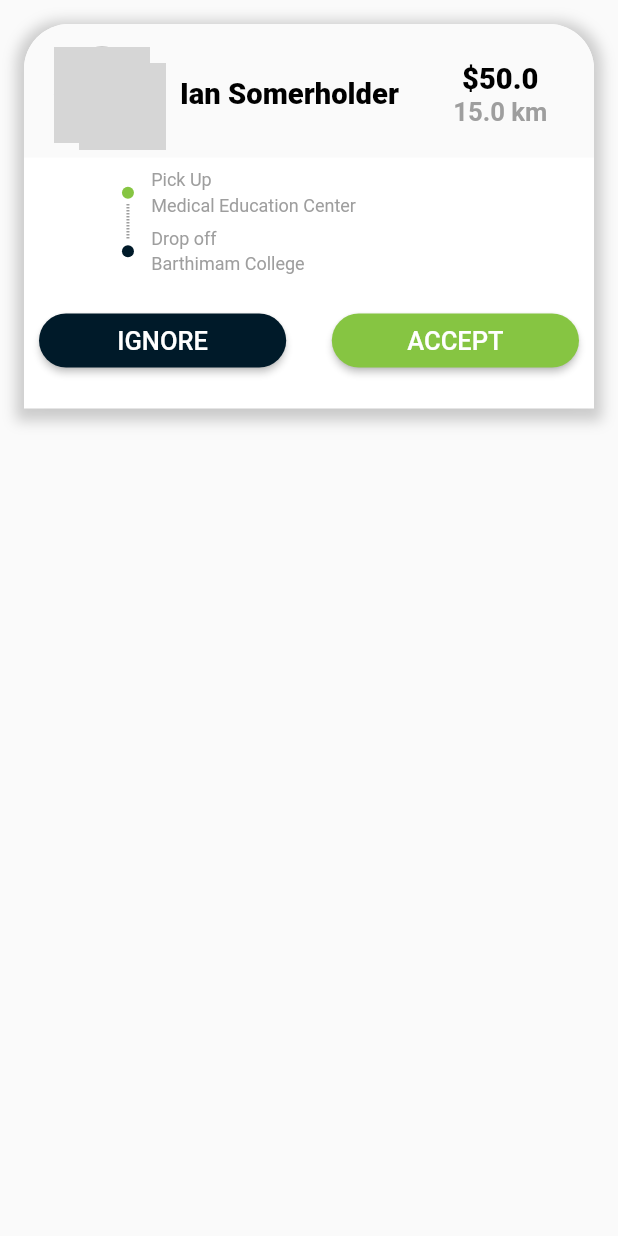
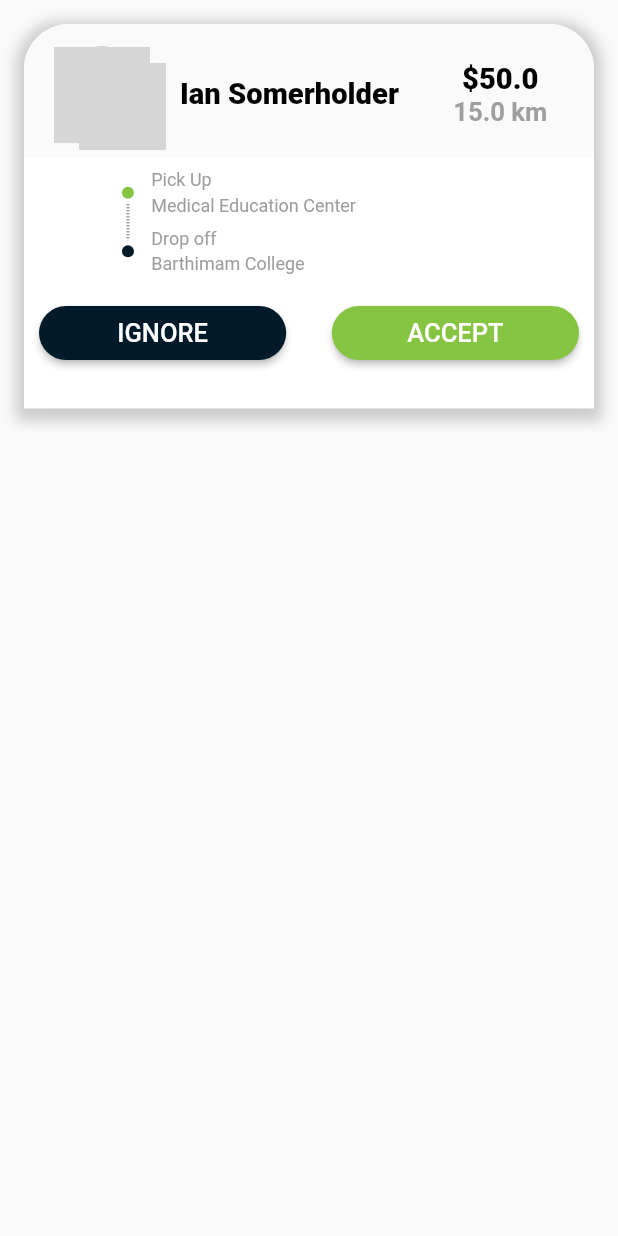
Before and after one commit to vivekshah1234/oyaridedriver, a Flutter app: the RiderCartScreen widget shown alone on an empty page, opened directly, on a phone screen of 412 x 824 dp. Run offline on Flutter 3.47's test engine with Material 2 defaults, Android fonts, the phone set to English and light mode, and no system bars; drawn by our look-alikes of swipe_cards, timelines; our stand-ins replace cloud_firestore, dotted_line, firebase_core, firebase_messaging, flutter_rating_bar, flutter_screenutil and 11 more; missing offline and left inert: country_list_pick, flutter_animated_dialog, flutter_polyline_points; accounts and stored records are empty; network calls fail; grey boxes are pictures that could not be loaded.

Commit message:
new UI changes

```diff
--- a/lib/Common/common_methods.dart
+++ b/lib/Common/common_methods.dart
@@ -39,7 +39,7 @@ bool isValidEmail(String email) {
 bool isValidPassword(String value) {
   String pattern =
       r'^(?=.*?[A-Z])(?=.*?[a-z])(?=.*?[0-9])(?=.*?[!@#\$&*~]).{6,}$';
-  RegExp regExp = new RegExp(pattern);
+  RegExp regExp = RegExp(pattern);
   return regExp.hasMatch(value);
 }
 
@@ -67,6 +67,6 @@ handleError(value, context) {
     },
     animationType: DialogTransitionType.slideFromBottomFade,
     curve: Curves.fastOutSlowIn,
-    duration:  Duration(milliseconds: 500),
+    duration:  const Duration(milliseconds: 500),
   );
 }
--- a/lib/UIScreens/rider_cart_screen.dart
+++ b/lib/UIScreens/rider_cart_screen.dart
@@ -26,29 +26,39 @@ class _RiderCartScreenState extends State<RiderCartScreen> {
   final List<SwipeItem> _swipeItems = [];
   late MatchEngine _matchEngine;
   final GlobalKey<ScaffoldState> _scaffoldKey = GlobalKey();
-  final List<String> _names = [
-    "Ian Somerholder",
-    "Paul Wesley",
-    "Damon Salvtore",
-    "Stefan",
-    "Nina dobrev"
-  ];
-  final List<String> imgUrlList = [imgUrl, imgUrl, imgUrl, imgUrl, imgUrl];
-  final List<double> charge = [50.0, 40.0, 40.0, 50.0, 10.0];
-  final List<double> kiloMeter = [15.0, 23.0, 22.0, 25.0, 45.0];
-  final List<String> sourcePoint = [
-    "Medical Education Center",
-    "Medical Education Center",
-    "Medical Education Center",
-    "Medical Education Center",
-    "Medical Education Center"
-  ];
-  final List<String> destinationPoint = [
-    "Barthimam College",
-    "Barthimam College",
-    "Barthimam College",
-    "Barthimam College",
-    "Barthimam College"
+  List<Map<String, dynamic>> dataList = [
+    {
+      "name": "Ian Somerholder",
+      "imgUrl": imgUrl,
+      "charge": 50.0,
+      "kiloMeter": 15.0,
+      "sourcePoint": "Medical Education Center",
+      "destinationPoint": "Barthimam College"
+    },
+    {
+      "name": "Paul Welsey",
+      "imgUrl": imgUrl,
+      "charge": 50.0,
+      "kiloMeter": 15.0,
+      "sourcePoint": "Medical Education Center",
+      "destinationPoint": "Barthimam College"
+    },
+    {
+      "name": "Nina Doberev",
+      "imgUrl": imgUrl,
+      "charge": 50.0,
+      "kiloMeter": 15.0,
+      "sourcePoint": "Medical Education Center",
+      "destinationPoint": "Barthimam College"
+    },
+    {
+      "name": "Tony Somerholder",
+      "imgUrl": imgUrl,
+      "charge": 50.0,
+      "kiloMeter": 15.0,
+      "sourcePoint": "Medical Education Center",
+      "destinationPoint": "Barthimam College"
+    }
   ];
 
   @override
@@ -58,15 +68,15 @@ class _RiderCartScreenState extends State<RiderCartScreen> {
   }
 
   init() {
-    for (int i = 0; i < _names.length; i++) {
+    for (int i = 0; i < dataList.length; i++) {
       _swipeItems.add(SwipeItem(
           content: Content(
-              name: _names[i],
-              imgurl: imgUrlList[i],
-              charge: charge[i],
-              kiloMeter: kiloMeter[i],
-              pickUpPoint: sourcePoint[i],
-              destinationPoint: destinationPoint[i]),
+              name: dataList[i]["name"],
+              imgurl: dataList[i]["imgUrl"],
+              charge: dataList[i]["charge"],
+              kiloMeter: dataList[i]["kiloMeter"],
+              pickUpPoint: dataList[i]["sourcePoint"],
+              destinationPoint: dataList[i]["destinationPoint"]),
           likeAction: () {
             printInfo(info: "like");
             status = 0;
@@ -112,10 +122,10 @@ class _RiderCartScreenState extends State<RiderCartScreen> {
                   child: Column(
                     children: [
                       userDetails(
-                          txt: _names[index],
-                          imgUrl: imgUrlList[index],
-                          kiloMeter: kiloMeter[index].toString(),
-                          charge: charge[index].toString()),
+                          txt: dataList[index]["name"],
+                          imgUrl: dataList[index]["imgUrl"],
+                          kiloMeter: dataList[index]["kiloMeter"],
+                          charge: dataList[index]["charge"]),
                       Column(
                         children: [
                           TimelineTile(
@@ -135,7 +145,7 @@ class _RiderCartScreenState extends State<RiderCartScreen> {
                                     height: 3,
                                   ),
                                   textWidget(
-                                      txt: sourcePoint[index],
+                                      txt: dataList[index]["sourcePoint"],
                                       fontSize: 12,
                                       color: AllColors.greyColor,
                                       bold: FontWeight.normal,
@@ -170,7 +180,7 @@ class _RiderCartScreenState extends State<RiderCartScreen> {
                                     height: 3,
                                   ),
                                   textWidget(
-                                      txt: destinationPoint[index],
+                                      txt: dataList[index]["destinationPoint"],
                                       fontSize: 12,
                                       color: AllColors.greyColor,
                                       bold: FontWeight.normal,
@@ -191,29 +201,41 @@ class _RiderCartScreenState extends State<RiderCartScreen> {
                           ),
                           // const SizedBox(height: 20,),
                         ],
-                      ).putPadding(0, 20, context.widthPct(0.15),
+                      ).putPadding(0, 15, context.widthPct(0.15),
                           context.widthPct(0.15)),
                       Padding(
-                        padding: const EdgeInsets.symmetric(horizontal: 10.0),
+                        padding: const EdgeInsets.symmetric(
+                          horizontal: 10.0,
+                        ),
                         child: Row(
                           mainAxisAlignment: MainAxisAlignment.spaceBetween,
                           children: [
-                            blueButton(
-                                txt: "IGNORE",
-                                function: () {
-                                  _matchEngine.currentItem?.nope();
-                                  setState(() {});
-                                }),
+                            SmallButton(
+                              text: "IGNORE",
+                              color: AllColors.blueColor,
+                              onPressed: () {
+                                _matchEngine.currentItem?.nope();
+                                setState(() {});
+                              },
+                            ),
+                            // blueButton(
+                            //     txt: "IGNORE",
+                            //     function: () {
+                            //
+                            //     }),
                             const SizedBox(
                               width: 10,
                             ),
-                            greenButton(
-                                txt: "ACCEPT",
-                                function: () {
-                                  _matchEngine.currentItem?.like();
-                                  status = 0;
-                                  setState(() {});
-                                })
+                            SmallButton(
+                              text: "ACCEPT",
+                              color: AllColors.greenColor,
+                              onPressed: () {
+                                _matchEngine.currentItem?.like();
+                                status = 0;
+                                setState(() {});
+                              },
+                            ),
+
                           ],
                         ),
                       )
@@ -260,14 +282,34 @@ class _RiderCartScreenState extends State<RiderCartScreen> {
                 status < 2
                     ? Row(
                         children: [
-                          cancelButton(),
+                          SmallButton(
+                            text: "CANCEL",
+                            color: AllColors.blueColor,
+                            onPressed: () {},
+                          ),
                           const SizedBox(
                             width: 10,
                           ),
                           if (status < 1)
-                            arrivedButton()
+                            SmallButton(
+                              text: "ARRIVED",
+                              color: AllColors.greenColor,
+                              onPressed: () {
+                                status = 1;
+                                print("tap");
+                                setState(() {});
+                              },
+                            )
                           else if (status == 1)
-                            pickedUpButton()
+                            SmallButton(
+                              text: "PICKED UP",
+                              color: AllColors.greenColor,
+                              onPressed: () {
+                                status = 2;
+                                print("tap");
+                                setState(() {});
+                              },
+                            )
                           else if (status == 2)
                             Container()
                           // Expanded(child: greenButton(txt: "ACCEPT",function: (){})),
@@ -279,8 +321,22 @@ class _RiderCartScreenState extends State<RiderCartScreen> {
                         context.widthPct(0.08),
                       )
                     : status == 2
-                        ? tapWhenDropButton()
-                        : confirmPayment(),
+                        ? ConfirmButton(
+                            txt: "TAP WHEN DROP",
+                            onPressed: () {
+                              status = 3;
+                              print("tap");
+                              setState(() {});
+                            },
+                          )
+                        : ConfirmButton(
+                            txt: "CONFIRM PAYMENT",
+                            onPressed: () {
+                              status = 4;
+                              print("tap");
+                              setState(() {});
+                            },
+                          ),
               ],
             ),
           );
@@ -289,8 +345,8 @@ class _RiderCartScreenState extends State<RiderCartScreen> {
   Widget userDetails(
       {required String txt,
       required String imgUrl,
-      required String charge,
-      required String kiloMeter}) {
+      required double charge,
+      required double kiloMeter}) {
     return Container(
       decoration: BoxDecoration(
         color: Colors.grey.shade50,
@@ -332,13 +388,13 @@ class _RiderCartScreenState extends State<RiderCartScreen> {
             child: Column(
               children: [
                 textWidget(
-                    txt: "\$$charge",
+                    txt: "\$${charge.toString()}",
                     fontSize: ScreenUtil().setSp(17),
                     color: AllColors.blackColor,
                     bold: FontWeight.w800,
                     italic: false),
                 textWidget(
-                    txt: "$kiloMeter km",
+                    txt: "${kiloMeter.toString()} km",
                     fontSize: ScreenUtil().setSp(15),
                     color: AllColors.greyColor,
                     bold: FontWeight.w600,
@@ -347,59 +403,6 @@ class _RiderCartScreenState extends State<RiderCartScreen> {
             ),
           )
         ],
-      ),
-    );
-  }
-
-  Widget blueButton({required String txt, function}) {
-    return SizedBox(
-      // padding: const EdgeInsets.only(left: 45, right: 45),
-      width: context.widthPct(0.40),
-      child: ElevatedButton(
-        onPressed: () {
-          function();
-        },
-        style: ButtonStyle(
-          backgroundColor: MaterialStateProperty.all(AllColors.blueColor),
-          shape: MaterialStateProperty.resolveWith<OutlinedBorder>((_) {
-            return RoundedRectangleBorder(
-                borderRadius: BorderRadius.circular(25));
-          }),
-
-          //
-        ),
-        child: Text(
-          txt,
-          style: const TextStyle(
-              color: AllColors.whiteColor,
-              fontSize: 17,
-              fontWeight: FontWeight.w500),
-        ),
-      ),
-    );
-  }
-
-  Widget greenButton({required String txt, function}) {
-    return SizedBox(
-      width: context.widthPct(0.40),
-      child: ElevatedButton(
-        onPressed: () {
-          function();
-        },
-        style: ButtonStyle(
-          backgroundColor: MaterialStateProperty.all(AllColors.greenColor),
-          shape: MaterialStateProperty.resolveWith<OutlinedBorder>((_) {
-            return RoundedRectangleBorder(
-                borderRadius: BorderRadius.circular(25));
-          }),
-        ),
-        child: Text(
-          txt,
-          style: const TextStyle(
-              color: AllColors.whiteColor,
-              fontSize: 17,
-              fontWeight: FontWeight.w500),
-        ),
       ),
     );
   }
@@ -548,70 +551,6 @@ class _RiderCartScreenState extends State<RiderCartScreen> {
     );
   }
 
-  Widget cancelButton() {
-    return SizedBox(
-      // padding: const EdgeInsets.only(left: 45, right: 45),
-      width: context.widthPct(0.40),
-      child: ElevatedButton(
-        onPressed: () {
-          //  function();
-        },
-        style: buttonStyleBLue(),
-        child: const Text(
-          "CANCEL",
-          style: TextStyle(
-              color: AllColors.whiteColor,
-              fontSize: 17,
-              fontWeight: FontWeight.w500),
-        ),
-      ),
-    );
-  }
-
-  Widget arrivedButton() {
-    return SizedBox(
-      // padding: const EdgeInsets.only(left: 45, right: 45),
-      width: context.widthPct(0.40),
-      child: ElevatedButton(
-        onPressed: () {
-          status = 1;
-          print("tap");
-          setState(() {});
-        },
-        style: buttonStyleGreen(),
-        child: const Text(
-          "ARRIVED",
-          style: TextStyle(
-              color: AllColors.whiteColor,
-              fontSize: 17,
-              fontWeight: FontWeight.w500),
-        ),
-      ),
-    );
-  }
-
-  Widget pickedUpButton() {
-    return SizedBox(
-      // padding: const EdgeInsets.only(left: 45, right: 45),
-      width: context.widthPct(0.40),
-      child: ElevatedButton(
-        onPressed: () {
-          status = 2;
-          print("tap");
-          setState(() {});
-        },
-        style: buttonStyleGreen(),
-        child: const Text(
-          "PICKED UP",
-          style: TextStyle(
-              color: AllColors.whiteColor,
-              fontSize: 17,
-              fontWeight: FontWeight.w500),
-        ),
-      ),
-    );
-  }
-
   Widget whileTravelingCart() {
     return Row(
       mainAxisAlignment: MainAxisAlignment.spaceEvenly,
@@ -692,28 +631,6 @@ class _RiderCartScreenState extends State<RiderCartScreen> {
           ),
         ),
       ],
-    );
-  }
-
-  Widget tapWhenDropButton() {
-    return Container(
-      padding: const EdgeInsets.only(left: 15, right: 15, bottom: 15),
-      width: double.infinity,
-      child: ElevatedButton(
-        onPressed: () {
-          status = 3;
-          print("tap");
-          setState(() {});
-        },
-        style: buttonStyleGreen(),
-        child: const Text(
-          "TAP WHEN DROP",
-          style: TextStyle(
-              color: AllColors.whiteColor,
-              fontSize: 17,
-              fontWeight: FontWeight.w500),
-        ),
-      ),
     );
   }
 
@@ -852,28 +769,6 @@ class _RiderCartScreenState extends State<RiderCartScreen> {
     );
   }
 
-  Widget confirmPayment() {
-    return Container(
-      padding: const EdgeInsets.only(left: 15, right: 15, bottom: 15),
-      width: double.infinity,
-      child: ElevatedButton(
-        onPressed: () {
-          status = 4;
-          print("tap");
-          setState(() {});
-        },
-        style: buttonStyleGreen(),
-        child: const Text(
-          "CONFIRM PAYMENT",
-          style: TextStyle(
-              color: AllColors.whiteColor,
-              fontSize: 17,
-              fontWeight: FontWeight.w500),
-        ),
-      ),
-    );
-  }
-
   Widget textWidget(
       {required String txt,
       required double fontSize,
@@ -891,3 +786,66 @@ class _RiderCartScreenState extends State<RiderCartScreen> {
     );
   }
 }
+
+class ConfirmButton extends StatelessWidget {
+  final GestureTapCallback onPressed;
+  final String txt;
+
+  const ConfirmButton({
+    required this.onPressed,
+    required this.txt,
+  });
+
+  @override
+  Widget build(BuildContext context) {
+    return Container(
+      padding: const EdgeInsets.only(left: 15, right: 15, bottom: 15),
+      width: double.infinity,
+      child: ElevatedButton(
+        onPressed: onPressed,
+        style: buttonStyleGreen(),
+        child: Text(
+          txt,
+          style: const TextStyle(
+              color: AllColors.whiteColor,
+              fontSize: 17,
+              fontWeight: FontWeight.w500),
+        ),
+      ),
+    );
+  }
+}
+
+class SmallButton extends StatelessWidget {
+  final String text;
+  final GestureTapCallback onPressed;
+  final Color color;
+
+  const SmallButton(
+      {required this.text, required this.color, required this.onPressed});
+
+  @override
+  Widget build(BuildContext context) {
+    return SizedBox(
+      // padding: const EdgeInsets.only(left: 45, right: 45),
+      width: context.widthPct(0.40),
+      child: ElevatedButton(
+        onPressed: onPressed,
+        style: ButtonStyle(
+          backgroundColor: MaterialStateProperty.all(color),
+          shape: MaterialStateProperty.resolveWith<OutlinedBorder>((_) {
+            return RoundedRectangleBorder(
+                borderRadius: BorderRadius.circular(25));
+          }),
+        ),
+        child: Text(
+          text,
+          style: const TextStyle(
+              color: AllColors.whiteColor,
+              fontSize: 17,
+              fontWeight: FontWeight.w500),
+        ),
+      ),
+    );
+  }
+}
```
Also changed, not shown: lib/UIScreens/rider_list_cart_screen.dart (+52 -43 lines).
